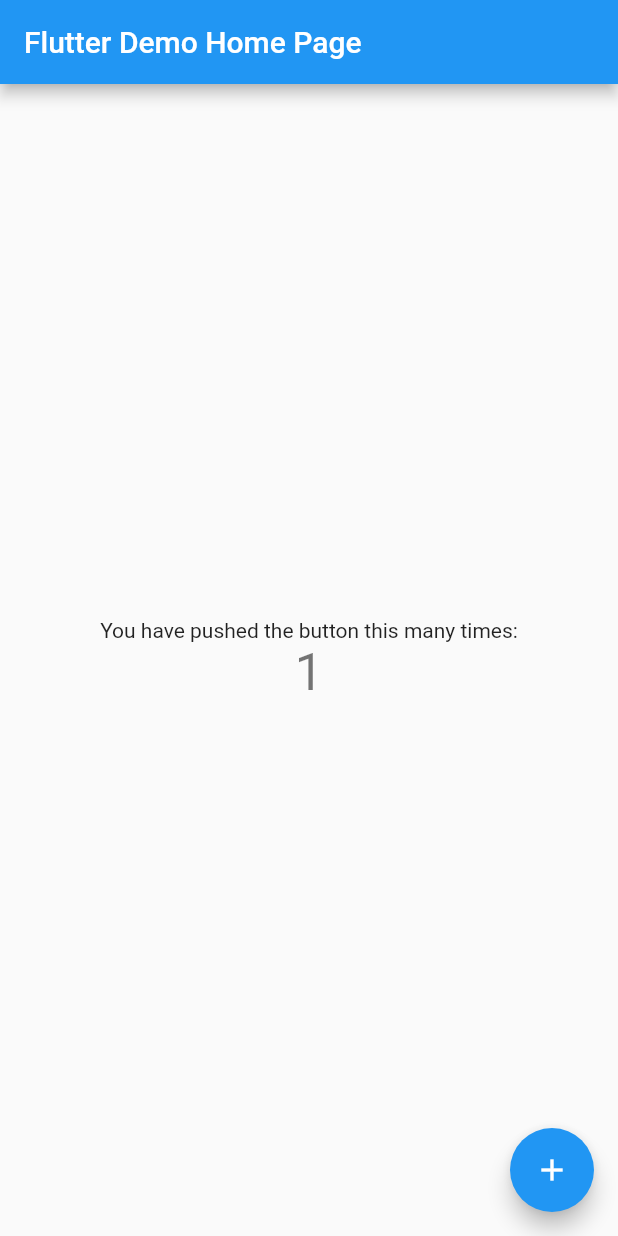
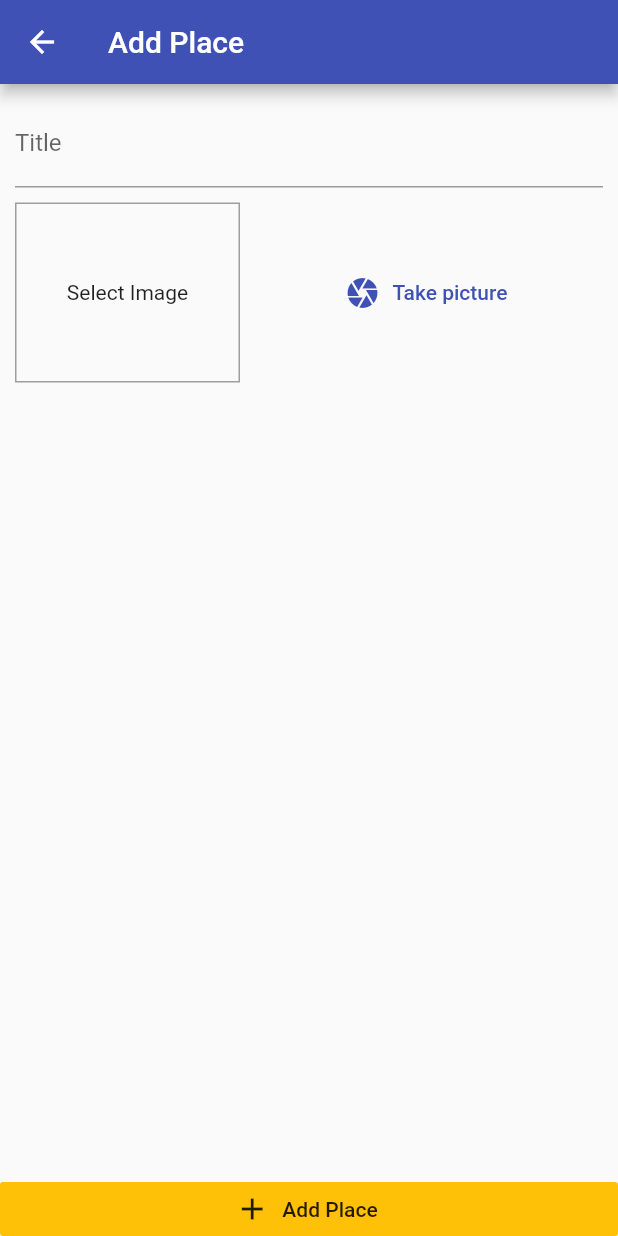
Before and after one commit to gauravsbagul/flutter-places-app, a Flutter app: the screen it shows after launch, after a tap on the "add" icon, on a phone screen of 412 x 824 dp. Run offline on Flutter 3.47's test engine with Material 2 defaults, Android fonts, the phone set to English and light mode, and no system bars.

Commit message:
setup a basic form to choose image

```diff
--- a/lib/main.dart
+++ b/lib/main.dart
@@ -1,117 +1,23 @@
 import 'package:flutter/material.dart';
 
-void main() {
-  runApp(MyApp());
-}
+import 'screens/placesListScreen.dart';
+import 'screens/addPlaceScreen.dart';
+
+void main() => runApp(MyApp());
 
 class MyApp extends StatelessWidget {
-  // This widget is the root of your application.
   @override
   Widget build(BuildContext context) {
     return MaterialApp(
-      title: 'Flutter Demo',
+      title: 'Great Places',
       theme: ThemeData(
-        // This is the theme of your application.
-        //
-        // Try running your application with "flutter run". You'll see the
-        // application has a blue toolbar. Then, without quitting the app, try
-        // changing the primarySwatch below to Colors.green and then invoke
-        // "hot reload" (press "r" in the console where you ran "flutter run",
-        // or simply save your changes to "hot reload" in a Flutter IDE).
-        // Notice that the counter didn't reset back to zero; the application
-        // is not restarted.
-        primarySwatch: Colors.blue,
-        // This makes the visual density adapt to the platform that you run
-        // the app on. For desktop platforms, the controls will be smaller and
-        // closer together (more dense) than on mobile platforms.
-        visualDensity: VisualDensity.adaptivePlatformDensity,
+        primarySwatch: Colors.indigo,
+        accentColor: Colors.amber,
       ),
-      home: MyHomePage(title: 'Flutter Demo Home Page'),
+      home: PlacesListScreen(),
+      routes: {
+        AddPlaceScreen.routeName: (ctx) => AddPlaceScreen(),
+      },
     );
   }
 }
-
-class MyHomePage extends StatefulWidget {
-  MyHomePage({Key key, this.title}) : super(key: key);
-
-  // This widget is the home page of your application. It is stateful, meaning
-  // that it has a State object (defined below) that contains fields that affect
-  // how it looks.
-
-  // This class is the configuration for the state. It holds the values (in this
-  // case the title) provided by the parent (in this case the App widget) and
-  // used by the build method of the State. Fields in a Widget subclass are
-  // always marked "final".
-
-  final String title;
-
-  @override
-  _MyHomePageState createState() => _MyHomePageState();
-}
-
-class _MyHomePageState extends State<MyHomePage> {
-  int _counter = 0;
-
-  void _incrementCounter() {
-    setState(() {
-      // This call to setState tells the Flutter framework that something has
-      // changed in this State, which causes it to rerun the build method below
-      // so that the display can reflect the updated values. If we changed
-      // _counter without calling setState(), then the build method would not be
-      // called again, and so nothing would appear to happen.
-      _counter++;
-    });
-  }
-
-  @override
-  Widget build(BuildContext context) {
-    // This method is rerun every time setState is called, for instance as done
-    // by the _incrementCounter method above.
-    //
-    // The Flutter framework has been optimized to make rerunning build methods
-    // fast, so that you can just rebuild anything that needs updating rather
-    // than having to individually change instances of widgets.
-    return Scaffold(
-      appBar: AppBar(
-        // Here we take the value from the MyHomePage object that was created by
-        // the App.build method, and use it to set our appbar title.
-        title: Text(widget.title),
-      ),
-      body: Center(
-        // Center is a layout widget. It takes a single child and positions it
-        // in the middle of the parent.
-        child: Column(
-          // Column is also a layout widget. It takes a list of children and
-          // arranges them vertically. By default, it sizes itself to fit its
-          // children horizontally, and tries to be as tall as its parent.
-          //
-          // Invoke "debug painting" (press "p" in the console, choose the
-          // "Toggle Debug Paint" action from the Flutter Inspector in Android
-          // Studio, or the "Toggle Debug Paint" command in Visual Studio Code)
-          // to see the wireframe for each widget.
-          //
-          // Column has various properties to control how it sizes itself and
-          // how it positions its children. Here we use mainAxisAlignment to
-          // center the children vertically; the main axis here is the vertical
-          // axis because Columns are vertical (the cross axis would be
-          // horizontal).
-          mainAxisAlignment: MainAxisAlignment.center,
-          children: <Widget>[
-            Text(
-              'You have pushed the button this many times:',
-            ),
-            Text(
-              '$_counter',
-              style: Theme.of(context).textTheme.headline4,
-            ),
-          ],
-        ),
-      ),
-      floatingActionButton: FloatingActionButton(
-        onPressed: _incrementCounter,
-        tooltip: 'Increment',
-        child: Icon(Icons.add),
-      ), // This trailing comma makes auto-formatting nicer for build methods.
-    );
-  }
-}
--- /dev/null
+++ b/lib/modesl/place.dart
@@ -0,0 +1,29 @@
+import 'dart:io';
+
+import 'package:flutter/foundation.dart';
+
+class PlaceLocation {
+  final double latitude;
+  final double longitude;
+  final String address;
+
+  PlaceLocation({
+    @required this.latitude,
+    @required this.longitude,
+    this.address,
+  });
+}
+
+class Place {
+  final String id;
+  final String title;
+  final PlaceLocation location;
+  final File image;
+
+  Place({
+    @required this.id,
+    @required this.title,
+    @required this.location,
+    @required this.image,
+  });
+}
--- /dev/null
+++ b/lib/screens/addPlaceScreen.dart
@@ -0,0 +1,57 @@
+import 'package:flutter/material.dart';
+
+import '../widgets/imageInput.dart';
+
+class AddPlaceScreen extends StatefulWidget {
+  static const routeName = '/add-place';
+
+  @override
+  _AddPlaceScreenState createState() => _AddPlaceScreenState();
+}
+
+class _AddPlaceScreenState extends State<AddPlaceScreen> {
+  final _titleController = TextEditingController();
+
+  @override
+  Widget build(BuildContext context) {
+    return Scaffold(
+      appBar: AppBar(
+        title: Text('Add Place'),
+      ),
+      body: SafeArea(
+        child: Column(
+          crossAxisAlignment: CrossAxisAlignment.stretch,
+          children: <Widget>[
+            Expanded(
+              child: SingleChildScrollView(
+                child: Padding(
+                  padding: const EdgeInsets.all(10),
+                  child: Column(
+                    children: <Widget>[
+                      TextField(
+                        controller: _titleController,
+                        decoration: InputDecoration(
+                          labelText: 'Title',
+                        ),
+                      ),
+                      SizedBox(height: 10),
+                      ImageInput(),
+                    ],
+                  ),
+                ),
+              ),
+            ),
+            RaisedButton.icon(
+              color: Theme.of(context).accentColor,
+              elevation: 0,
+              materialTapTargetSize: MaterialTapTargetSize.shrinkWrap,
+              onPressed: () {},
+              icon: Icon(Icons.add),
+              label: Text('Add Place'),
+            ),
+          ],
+        ),
+      ),
+    );
+  }
+}
--- /dev/null
+++ b/lib/screens/placesListScreen.dart
@@ -0,0 +1,27 @@
+import 'package:flutter/material.dart';
+
+import 'addPlaceScreen.dart';
+
+class PlacesListScreen extends StatelessWidget {
+  static const routeName = '/places-list';
+
+  @override
+  Widget build(BuildContext context) {
+    return Scaffold(
+      appBar: AppBar(
+        title: Text('Places List'),
+        actions: <Widget>[
+          IconButton(
+            icon: Icon(Icons.add),
+            onPressed: () {
+              Navigator.of(context).pushNamed(AddPlaceScreen.routeName);
+            },
+          ),
+        ],
+      ),
+      body: Center(
+        child: CircularProgressIndicator(),
+      ),
+    );
+  }
+}
--- /dev/null
+++ b/lib/widgets/imageInput.dart
@@ -0,0 +1,49 @@
+import 'dart:io';
+
+import 'package:flutter/material.dart';
+
+class ImageInput extends StatefulWidget {
+  @override
+  _ImageInputState createState() => _ImageInputState();
+}
+
+class _ImageInputState extends State<ImageInput> {
+  File _storedimage;
+
+  @override
+  Widget build(BuildContext context) {
+    return Row(
+      children: <Widget>[
+        Container(
+          width: 150,
+          height: 120,
+          decoration: BoxDecoration(
+            border: Border.all(width: 1, color: Colors.grey),
+          ),
+          alignment: Alignment.center,
+          child: _storedimage != null
+              ? Image.file(
+                  _storedimage,
+                  fit: BoxFit.contain,
+                  width: double.infinity,
+                )
+              : Text(
+                  'Select Image',
+                  textAlign: TextAlign.center,
+                ),
+        ),
+        SizedBox(
+          width: 10,
+        ),
+        Expanded(
+          child: FlatButton.icon(
+            textColor: Theme.of(context).primaryColor,
+            onPressed: () {},
+            label: Text('Take picture'),
+            icon: Icon(Icons.camera),
+          ),
+        ),
+      ],
+    );
+  }
+}
--- a/pubspec.yaml
+++ b/pubspec.yaml
@@ -23,6 +23,7 @@ environment:
 dependencies:
   flutter:
     sdk: flutter
+  provider: ^4.3.1
 
 
   # The following adds the Cupertino Icons font to your application.
```
Also changed, not shown: lib/providers/greatPlaces.dart (added), lib/screens/placeDetailsScreen.dart (added), pubspec.lock.
